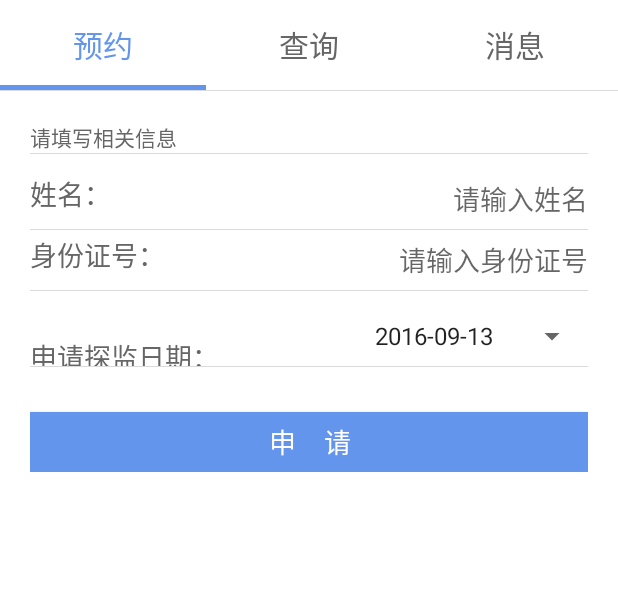
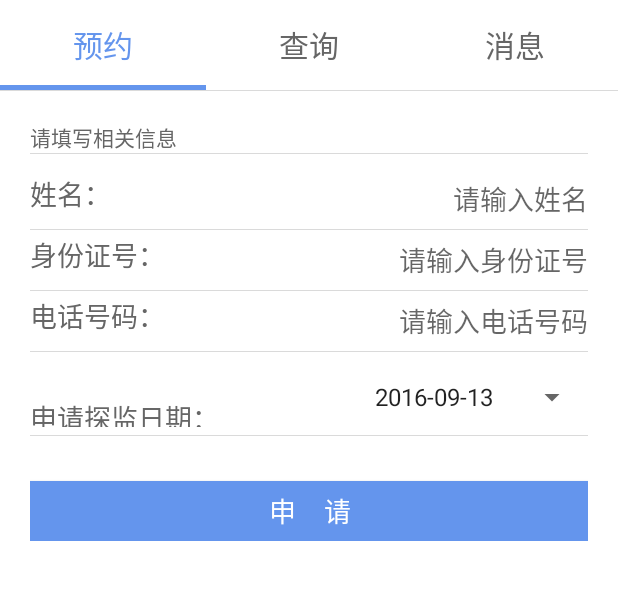
Before and after one commit to GKZX/ReservationAssistant, an Android app: the BookFragment screen opened directly, with no data from a screen before it, on a phone screen of 412 x 824 dp, the part 84-684 px from its top. Run offline under Robolectric (Android 15) with nearby library versions, the phone set to English and light mode, and no system bars; our stand-ins replace ButterKnife; libraries missing offline, so code that uses them is left out: com.netease.nimlib; 3 statements that could not run were skipped.

Commit message:
新增状态查询  committed by huangzhengneng

```diff
--- a/ReservationAssistant/app/src/main/java/com/gkzxhn/xjyyzs/adapter/SearchResultAdapter.java
+++ b/ReservationAssistant/app/src/main/java/com/gkzxhn/xjyyzs/adapter/SearchResultAdapter.java
@@ -12,6 +12,7 @@ import com.gkzxhn.xjyyzs.R;
 import com.gkzxhn.xjyyzs.requests.bean.ApplyResult;
 import com.gkzxhn.xjyyzs.utils.Log;
 
+import java.util.ArrayList;
 import java.util.List;
 
 import butterknife.BindView;
@@ -32,7 +33,8 @@ public class SearchResultAdapter extends RecyclerView.Adapter<SearchResultAdapte
 
     public SearchResultAdapter(Context context, List<ApplyResult.AppliesBean> beanList){
         this.context = context;
-        this.list = beanList;
+        list = new ArrayList<>();
+        this.list.addAll(beanList);
     }
 
     @Override
--- a/ReservationAssistant/app/src/main/java/com/gkzxhn/xjyyzs/fragments/BookFragment.java
+++ b/ReservationAssistant/app/src/main/java/com/gkzxhn/xjyyzs/fragments/BookFragment.java
@@ -14,6 +14,7 @@ import com.gkzxhn.xjyyzs.requests.bean.Apply;
 import com.gkzxhn.xjyyzs.requests.methods.RequestMethods;
 import com.gkzxhn.xjyyzs.utils.DateUtils;
 import com.gkzxhn.xjyyzs.utils.Log;
+import com.gkzxhn.xjyyzs.utils.PhoneNumberUtil;
 import com.gkzxhn.xjyyzs.utils.SPUtil;
 import com.gkzxhn.xjyyzs.utils.StringUtils;
 import com.gkzxhn.xjyyzs.view.dialog.SweetAlertDialog;
@@ -45,12 +46,14 @@ public class BookFragment extends BaseFragment {
     @BindView(R.id.et_ic_card_number) EditText et_ic_card_number;
     @BindView(R.id.sp_date) Spinner sp_date;
     @BindView(R.id.bt_remote_meeting) Button bt_remote_meeting;
+    @BindView(R.id.et_phone) EditText et_phone;
 
     private ArrayAdapter<String> date_adapter;// 预约日期适配器
-    private String name;
-    private String uuid;
-    private String apply_date;
-    private SweetAlertDialog apply_dialog;
+    private String name;// 姓名
+    private String phone; // 电话号码
+    private String uuid; // 身份证
+    private String apply_date; // 申请日期
+    private SweetAlertDialog apply_dialog; // 进度条对话框
 
     @Override
     protected View initView() {
@@ -71,7 +74,11 @@ public class BookFragment extends BaseFragment {
         if(!checkEditText()){
             showToastMsgShort("请填写完整信息");
         }else try {
-            if(!StringUtils.IDCardValidate(uuid).equals("")){
+            PhoneNumberUtil.PhoneType type = PhoneNumberUtil.checkNumber(phone).getType();
+            if(type == PhoneNumberUtil.PhoneType.INVALIDPHONE){
+                // 不是手机或者固话
+                showToastMsgShort("电话号码不合法");
+            }else if(!StringUtils.IDCardValidate(uuid).equals("")){
                 showToastMsgShort("身份证号不合法");
             }else {
                 apply();// 申请
@@ -180,6 +187,7 @@ public class BookFragment extends BaseFragment {
     private RequestBody getRequestBody() {
         Apply apply = new Apply();
         Apply.ApplyBean bean = apply.new ApplyBean();
+        bean.setPhone(phone);
         bean.setUuid(uuid);
         bean.setOrgCode((String) SPUtil.get(getActivity(), "organizationCode", ""));
         bean.setApplyDate(apply_date);
@@ -195,9 +203,11 @@ public class BookFragment extends BaseFragment {
      */
     private boolean checkEditText() {
         name = et_name.getText().toString().trim();
+        phone = et_phone.getText().toString().trim();
         uuid = et_ic_card_number.getText().toString().trim();
         apply_date = DATE_LIST[sp_date.getSelectedItemPosition()];
-        if(TextUtils.isEmpty(name) || TextUtils.isEmpty(uuid) || TextUtils.isEmpty(apply_date)){
+        if(TextUtils.isEmpty(name) || TextUtils.isEmpty(phone) ||
+                TextUtils.isEmpty(uuid) || TextUtils.isEmpty(apply_date)){
             return false;
         }
         return true;
--- a/ReservationAssistant/app/src/main/java/com/gkzxhn/xjyyzs/fragments/SearchFragment.java
+++ b/ReservationAssistant/app/src/main/java/com/gkzxhn/xjyyzs/fragments/SearchFragment.java
@@ -17,31 +17,24 @@ import com.gkzxhn.xjyyzs.R;
 import com.gkzxhn.xjyyzs.adapter.SearchResultAdapter;
 import com.gkzxhn.xjyyzs.base.BaseFragment;
 import com.gkzxhn.xjyyzs.inters.OnSearchResultCallBack;
-import com.gkzxhn.xjyyzs.requests.ApiService;
-import com.gkzxhn.xjyyzs.requests.Constant;
 import com.gkzxhn.xjyyzs.requests.bean.ApplyResult;
 import com.gkzxhn.xjyyzs.requests.bean.SearchResultBean;
-import com.gkzxhn.xjyyzs.requests.methods.GetCurrentDayListMethod;
+import com.gkzxhn.xjyyzs.requests.methods.RequestMethods;
 import com.gkzxhn.xjyyzs.utils.DateUtils;
 import com.gkzxhn.xjyyzs.utils.Log;
-import com.gkzxhn.xjyyzs.utils.SPUtil;
 import com.gkzxhn.xjyyzs.utils.StringUtils;
 import com.gkzxhn.xjyyzs.view.decoration.DividerItemDecoration;
 
 import java.util.ArrayList;
 import java.util.Calendar;
+import java.util.HashMap;
 import java.util.List;
+import java.util.Map;
 
 import butterknife.BindView;
 import butterknife.ButterKnife;
-import retrofit2.Retrofit;
-import retrofit2.adapter.rxjava.RxJavaCallAdapterFactory;
-import retrofit2.converter.gson.GsonConverterFactory;
 import rx.Observable;
-import rx.Observer;
 import rx.Subscriber;
-import rx.android.schedulers.AndroidSchedulers;
-import rx.schedulers.Schedulers;
 
 /**
  * author:huangzhengneng
@@ -89,7 +82,7 @@ public class SearchFragment extends BaseFragment implements View.OnClickListener
         tv_end_date.setOnClickListener(this);
         bt_search_by_status.setOnClickListener(this);
         bt_search_by_time.setOnClickListener(this);
-        recycler_view.setLayoutManager(new LinearLayoutManager(getActivity()));
+        recycler_view.setLayoutManager(new LinearLayoutManager(getActivity(), LinearLayoutManager.VERTICAL, false));
         recycler_view.addItemDecoration(new DividerItemDecoration(getActivity(),
                 DividerItemDecoration.VERTICAL_LIST));
         recycler_view.addOnScrollListener(new RecyclerView.OnScrollListener() {
@@ -121,7 +114,12 @@ public class SearchFragment extends BaseFragment implements View.OnClickListener
                 showDatePicker(tv_end_date);
                 break;
             case R.id.bt_search_by_status:
-                showToastMsgShort("状态筛选");
+                if (!rb_passed.isChecked() && !rb_refused.isChecked()){
+                    showToastMsgShort("请选择查询状态");
+                    return;
+                }
+                String date = DateUtils.formatDate("yyyy-MM-dd", System.currentTimeMillis());
+                getSearchResult(date, date);
                 break;
             case R.id.bt_search_by_time:
                 String start_time = DateUtils.dateFormat(tv_start_date.getText().toString());
@@ -145,27 +143,18 @@ public class SearchFragment extends BaseFragment implements View.OnClickListener
      */
     private void getSearchResult(String start_time, String end_time) {
         initShowProgressDialog();
-        final Retrofit retrofit = new Retrofit.Builder()
-                .baseUrl(Constant.URL_HEAD).addCallAdapterFactory(RxJavaCallAdapterFactory.create())
-                .addConverterFactory(GsonConverterFactory.create()).build();
-        ApiService searchByTime = retrofit.create(ApiService.class);
-        String token  = SPUtil.get(getActivity(), "token", "") + "";
-        String orgCode = SPUtil.get(getActivity(), "organizationCode", "") + "";
-        searchByTime.searchByTime(token, start_time, end_time, orgCode).subscribeOn(Schedulers.io())
-                .observeOn(AndroidSchedulers.mainThread()).subscribe(new Observer<SearchResultBean>() {
+        RequestMethods.getSearchResult(getActivity(), getRequestParameters(start_time, end_time),
+                new Subscriber<SearchResultBean>() {
                     @Override public void onCompleted() {}
 
                     @Override public void onError(Throwable e) {
-                Log.e(TAG, "search by time failed : " + e.getMessage());
                         showGetFailed("查询失败，请稍后再试！");
                     }
 
                     @Override
                     public void onNext(SearchResultBean result) {
-                Log.i(TAG, result.getApplies().size() + "");
                         if(result.getApplies().size() > 0){
                             processDate(result);// 矫正数据
-                    Log.i(TAG, result.getApplies().get(0).getApply().get(0).getFeedback().getIsPass() + "111111");
                         }else {
                             showGetFailed("没有数据");
                             tv_no_result.setText(View.VISIBLE);
@@ -175,66 +164,87 @@ public class SearchFragment extends BaseFragment implements View.OnClickListener
     }
 
     /**
+     * 获取请求参数map
+     * @param startTime
+     * @param endTime
+     * @return
+     */
+    private Map<String, String> getRequestParameters(
+            String startTime, String endTime) {
+        Map<String, String> map = new HashMap<>();
+        map.put("start", startTime);
+        map.put("end", endTime);
+        if(rb_refused.isChecked()){
+            map.put("isPassed", "false");
+        }else {
+            map.put("isPassed", "true");
+        }
+        return map;
+    }
+
+    /**
      * 矫正数据  把SearchResultBean转换成卡片item需要的ApplyResult里的AppliesBean形式
      * @param result
      */
     private void processDate(SearchResultBean result) {
         searchData = new ArrayList<>();
         List<SearchResultBean.AppliesBean> beanList = result.getApplies();
-        Observable observable = Observable.from(beanList)
-                .lift(new Observable.Operator<ApplyResult.AppliesBean, SearchResultBean.AppliesBean>() {
+        Observable.from(beanList).lift(new Observable.Operator<ApplyResult.AppliesBean, SearchResultBean.AppliesBean>() {
                     @Override
                     public Subscriber<? super SearchResultBean.AppliesBean> call(final Subscriber<? super ApplyResult.AppliesBean> subscriber) {
-                        return new Subscriber< SearchResultBean.AppliesBean>(){
-
-                            @Override
-                            public void onCompleted() {
-                                Log.i(TAG, "lift  onCompleted()");
-                                subscriber.onCompleted();
+                        return getAppliesBeanSubscriber(subscriber);
+                    }
+                }).subscribe(new Subscriber<ApplyResult.AppliesBean>() {
+            @Override public void onCompleted() {
+                setDataList(searchData); // 设置列表数据
+                showGetSuccess(); // 获取成功
             }
 
-                            @Override
-                            public void onError(Throwable e) {
-                                Log.i(TAG, "lift  onError()");
-                                subscriber.onError(e);
-                            }
-
-                            @Override
-                            public void onNext(SearchResultBean.AppliesBean appliesBean) {
-                                Log.i(TAG, "lift  onNext() ---> " + appliesBean.getApply().size());
-                                for (SearchResultBean.AppliesBean.ApplyBean bean : appliesBean.getApply()){
-                                    ApplyResult.AppliesBean.ApplyBean applyBean = getApplyBean(bean);
-                                    subscriber.onNext(new ApplyResult.AppliesBean(appliesBean.getName(), appliesBean.getUuid(), applyBean));
-                                }
-                            }
-                        };
-                    }
-                });
-        observable.subscribe(new Subscriber<ApplyResult.AppliesBean>() {
-            @Override
-            public void onCompleted() {
-                Log.i(TAG, "外层循环完毕 ---> " + searchData.size());
-                setDataList(searchData);
-                showGetSuccess();
-                for (ApplyResult.AppliesBean bean : searchData){
-                    Log.i(TAG, bean.toString());
-                }
-            }
-
-            @Override
-            public void onError(Throwable e) {
-                Log.i(TAG, "onError() ---> " + e.getMessage());
+            @Override public void onError(Throwable e) {
                 showGetFailed("查询失败，请稍后再试");
             }
 
-            @Override
-            public void onNext(ApplyResult.AppliesBean appliesBean) {
-                Log.i(TAG, "onNext() add ");
+            @Override public void onNext(ApplyResult.AppliesBean appliesBean) {
                 searchData.add(appliesBean);
             }
         });
     }
 
+    /**
+     * 获取转换后的数据
+     *      将原来的ApplyResult.AppliesBean转换为SearchResultBean.AppliesBean形式
+     * @param subscriber
+     * @return
+     */
+    @NonNull
+    private Subscriber<SearchResultBean.AppliesBean> getAppliesBeanSubscriber(
+            final Subscriber<? super ApplyResult.AppliesBean> subscriber) {
+        return new Subscriber< SearchResultBean.AppliesBean>(){
+            @Override public void onCompleted() {
+                subscriber.onCompleted();
+            }
+
+            @Override public void onError(Throwable e) {
+                subscriber.onError(e);
+            }
+
+            @Override public void onNext(SearchResultBean.AppliesBean appliesBean) {
+                for (SearchResultBean.AppliesBean.ApplyBean bean : appliesBean.getApply()){
+                    ApplyResult.AppliesBean.ApplyBean applyBean = getApplyBean(bean);
+                    subscriber.onNext(new ApplyResult.AppliesBean(appliesBean.getName(),
+                            appliesBean.getUuid(), applyBean));
+                }
+            }
+        };
+    }
+
+    /**
+     * 第二步转换数据格式
+     *      将SearchResultBean.AppliesBean.ApplyBean转换为ApplyResult.AppliesBean.ApplyBean
+     *      传到最终subscribe的onNext中消费
+     * @param bean
+     * @return
+     */
     @NonNull
     private ApplyResult.AppliesBean.ApplyBean getApplyBean(
             SearchResultBean.AppliesBean.ApplyBean bean) {
@@ -285,36 +295,9 @@ public class SearchFragment extends BaseFragment implements View.OnClickListener
         if(recycler_view.getAdapter() == null || type == 1) {
             Log.i(TAG, "go to get data");
             initShowProgressDialog();
-//            getCurrentData();
             String date = DateUtils.formatDate("yyyy-MM-dd", System.currentTimeMillis());
             getSearchResult(date, date);
         }
-    }
-
-    /**
-     * 获取当天数据
-     */
-    private void getCurrentData() {
-        GetCurrentDayListMethod.getInstance().getCurrentDayList(new Subscriber<ApplyResult>() {
-            @Override public void onCompleted() {}
-            @Override
-            public void onError(Throwable e) {
-                Log.e(TAG, "get current day data failed : " + e.getMessage());
-                showGetFailed("加载失败，请稍后再试！");// 获取失败
-            }
-
-            @Override
-            public void onNext(ApplyResult result) {
-                data = new ArrayList<>();
-                data.addAll(result.getApplies());
-                Log.i(TAG, "get data success : " + data.size());
-                for (ApplyResult.AppliesBean bean : data){
-                    Log.i(TAG, bean.toString());
-                }
-                setDataList(data);
-                showGetSuccess();
-            }
-        }, (String) SPUtil.get(getActivity(), "token", ""), (String) SPUtil.get(getActivity(), "organizationCode", ""));
     }
 
     /**
@@ -345,7 +328,6 @@ public class SearchFragment extends BaseFragment implements View.OnClickListener
     private void showGetSuccess() {
         if(current_dialog.isShowing())
             current_dialog.dismiss();
-//        showToastMsgShort("加载成功");
     }
 
     /**
--- a/ReservationAssistant/app/src/main/java/com/gkzxhn/xjyyzs/requests/ApiService.java
+++ b/ReservationAssistant/app/src/main/java/com/gkzxhn/xjyyzs/requests/ApiService.java
@@ -5,6 +5,8 @@ import com.gkzxhn.xjyyzs.requests.bean.ApplyResult;
 import com.gkzxhn.xjyyzs.requests.bean.LoginResult;
 import com.gkzxhn.xjyyzs.requests.bean.SearchResultBean;
 import com.gkzxhn.xjyyzs.requests.bean.UpdateInfo;
+
+import java.util.Map;
 
 import okhttp3.RequestBody;
 import okhttp3.ResponseBody;
@@ -15,6 +17,7 @@ import retrofit2.http.POST;
 import retrofit2.http.PUT;
 import retrofit2.http.Path;
 import retrofit2.http.Query;
+import retrofit2.http.QueryMap;
 import rx.Observable;
 
 /**
@@ -75,16 +78,14 @@ public interface ApiService {
     /**
      * 按时间段查询
      * @param token
-     * @param start_time
-     * @param end_time
+     * @param map
      * @param orgCode
      * @return
      */
     @GET("search")
     Observable<SearchResultBean> searchByTime(
             @Header("Authorization") String token,
-            @Query("start") String start_time,
-            @Query("end") String end_time,
+            @QueryMap Map<String, String> map,
             @Query("orgCode") String orgCode
     );
 
--- a/ReservationAssistant/app/src/main/res/layout/fragment_book.xml
+++ b/ReservationAssistant/app/src/main/res/layout/fragment_book.xml
@@ -5,7 +5,7 @@
 
     <LinearLayout
         android:layout_width="match_parent"
-        android:layout_height="match_parent"
+        android:layout_height="wrap_content"
         android:background="@color/white"
         android:focusable="true"
         android:focusableInTouchMode="true"
@@ -84,8 +84,36 @@
 
             <RelativeLayout
                 android:layout_width="match_parent"
+                android:layout_height="@dimen/book_item_height">
+
+                <TextView
+                    android:layout_width="wrap_content"
+                    android:layout_height="wrap_content"
+                    android:text="电话号码："
+                    android:textSize="@dimen/book_main_text_size"
+                    android:layout_alignParentBottom="true"
+                    android:layout_marginBottom="10dp"
+                    android:textColor="@color/tv_mid"/>
+
+                <EditText
+                    android:id="@+id/et_phone"
+                    android:layout_width="match_parent"
+                    android:layout_height="wrap_content"
+                    android:layout_alignParentRight="true"
+                    android:layout_marginLeft="100dp"
+                    android:textColor="@color/tv_bg"
+                    android:textSize="@dimen/book_main_text_size"
+                    android:layout_centerVertical="true"
+                    android:gravity="right"
+                    android:background="@null"
+                    android:hint="请输入电话号码"/>
+            </RelativeLayout>
+
+            <RelativeLayout
+                android:layout_width="match_parent"
                 android:layout_height="@dimen/book_item_height"
-                android:layout_marginTop="10dp">
+                android:layout_marginTop="10dp"
+                android:layout_marginBottom="5dp">
 
                 <TextView
                     android:layout_width="wrap_content"
```
Also changed, not shown: ReservationAssistant/app/src/main/java/com/gkzxhn/xjyyzs/requests/bean/Apply.java (+9 -0 lines), ReservationAssistant/app/src/main/java/com/gkzxhn/xjyyzs/requests/methods/GetCurrentDayListMethod.java (deleted, +0 -76 lines), ReservationAssistant/app/src/main/java/com/gkzxhn/xjyyzs/requests/methods/RequestMethods.java (+30 -0 lines), ReservationAssistant/app/src/main/java/com/gkzxhn/xjyyzs/utils/PhoneNumberUtil.java (added, +137 -0 lines). Lines whose indentation alone changed are shown as unchanged.
